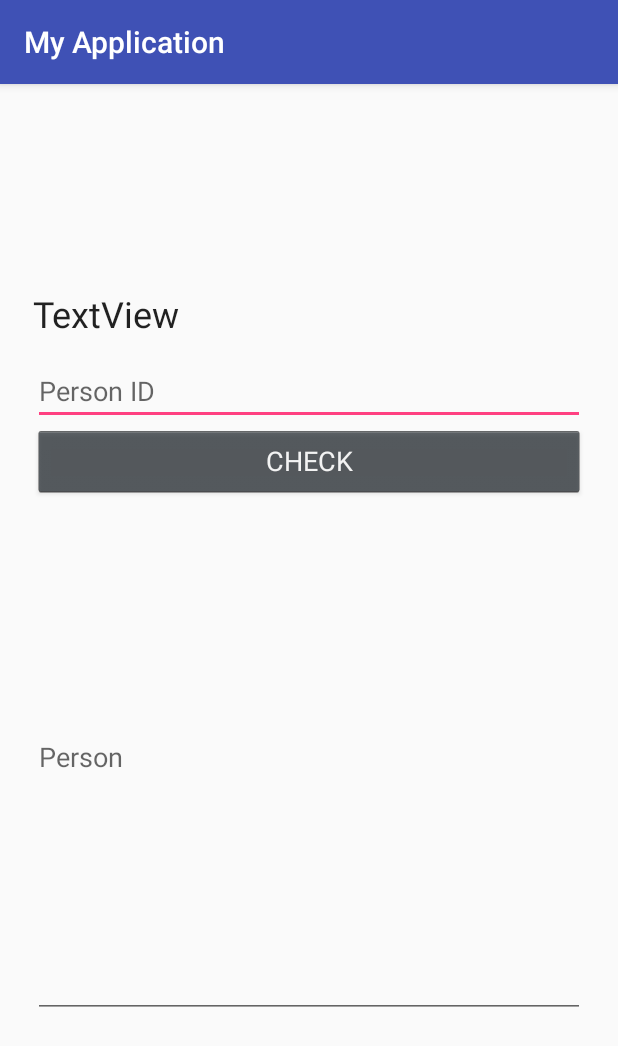
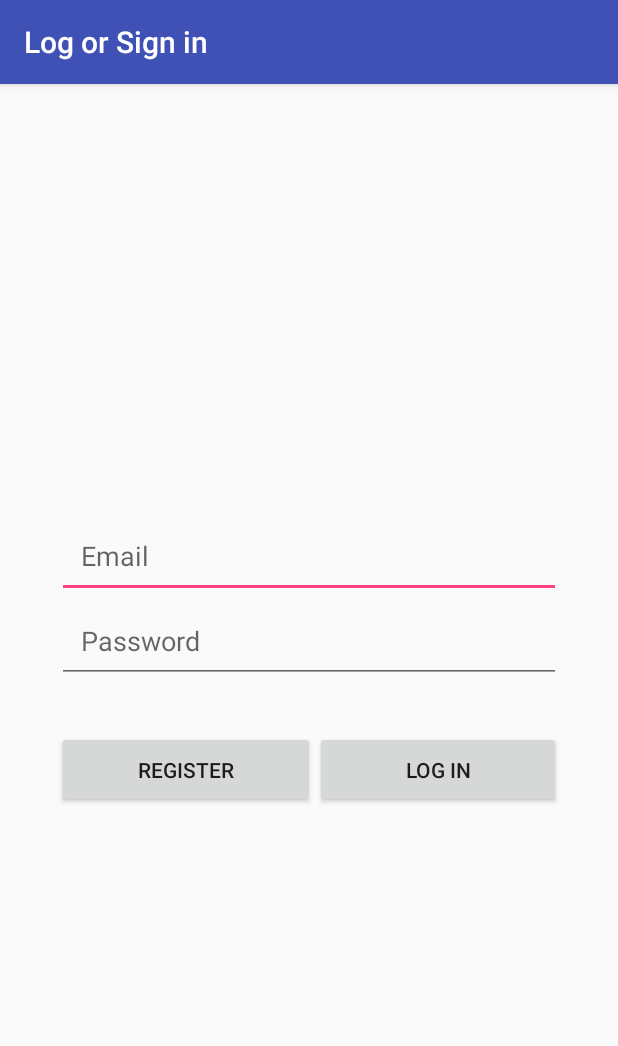
Before and after one commit to gnom666/EqualizerApp, an Android app: the screen it shows after launch (MainActivity before the commit, LogIn after it), on a phone screen of 412 x 824 dp. Shown: the top 1046 px of the screen. Run offline under Robolectric (Android 15) with nearby library versions, the phone set to English and light mode, and no system bars.

Commit message:
Activity navigation tests using Intent. MVC applied to this app.

```diff
--- a/app/build.gradle
+++ b/app/build.gradle
@@ -21,6 +21,7 @@ android {
 }
 
 dependencies {
+    implementation 'com.android.support:design:26.1.0'
     compile 'com.android.volley:volley:1.0.0'
     compile 'com.fasterxml.jackson.core:jackson-core:2.5.3'
     compile 'com.fasterxml.jackson.core:jackson-annotations:2.5.3'
--- a/app/src/main/java/com/example/myapplication/AppController.java
+++ b/app/src/main/java/com/example/myapplication/Controller/AppController.java
@@ -1,4 +1,4 @@
-package com.example.myapplication;
+package com.example.myapplication.Controller;
 
 import android.content.Context;
 import android.support.annotation.NonNull;
--- a/app/src/main/java/com/example/myapplication/Constants.java
+++ b/app/src/main/java/com/example/myapplication/Model/Constants.java
@@ -1,10 +1,13 @@
-package com.example.myapplication;
+package com.example.myapplication.Model;
 
 public final class Constants {
 
     public static String IP_HOME = "192.168.1.109";
-    public static String IP_WORK = "10.22.121.204";
-    public static String URL_UserById = "http://" + IP_WORK + ":9003/people/userbyid/";
+    public static String IP_WORK = "10.23.192.76";
+    public static String IP = IP_WORK;
+    public static String PORT = "9003";
+    public static String URL_UserById = "http://" + IP + ":" + PORT + "/people/userbyid/";
+    public static String URL_UsersList = "http://" + IP + ":" + PORT + "/people/userslist/";
 
     public enum ErrorCode {
         UNKNOWN,
--- a/app/src/main/java/com/example/myapplication/Person.java
+++ b/app/src/main/java/com/example/myapplication/Model/Person.java
@@ -1,4 +1,4 @@
-package com.example.myapplication;
+package com.example.myapplication.Model;
 
 import com.fasterxml.jackson.annotation.JsonInclude;
 import com.fasterxml.jackson.annotation.JsonProperty;
@@ -8,7 +8,7 @@ import java.util.ArrayList;
 import java.util.List;
 
 /**
- * Created by jorgerios on 10/11/17.
+ *
  */
 @JsonInclude(JsonInclude.Include.NON_NULL)
 @JsonPropertyOrder({
--- /dev/null
+++ b/app/src/main/java/com/example/myapplication/View/LogIn.java
@@ -0,0 +1,66 @@
+package com.example.myapplication.View;
+
+import android.content.Intent;
+import android.os.Bundle;
+import android.support.v7.app.AppCompatActivity;
+import android.support.v7.widget.Toolbar;
+import android.util.Log;
+import android.view.View;
+import android.widget.EditText;
+
+import com.example.myapplication.R;
+
+public class LogIn extends AppCompatActivity {
+
+    public EditText userEditText;
+    public EditText passwordEditText;
+    public String user;
+    public String password;
+    int rCode = 20;
+
+    public void loginClick (View view) {
+        user = userEditText.getText().toString();
+        password = passwordEditText.getText().toString();
+        //Log.i("u:p", user + ":" + password);
+        Intent me = getIntent();
+        me.putExtra("user", user);
+        me.putExtra("password", password);
+        setResult(RESULT_OK, me);
+        finish();
+    }
+
+    public void registerClick (View view) {
+        Intent registerIntent = new Intent(getApplicationContext(), Register.class);
+        startActivityForResult(registerIntent, rCode);
+    }
+
+    @Override
+    protected void onCreate(Bundle savedInstanceState) {
+        super.onCreate(savedInstanceState);
+        setContentView(R.layout.activity_log_in);
+        Toolbar toolbar = (Toolbar) findViewById(R.id.toolbar);
+        setSupportActionBar(toolbar);
+
+        userEditText = findViewById(R.id.userEditText);
+        passwordEditText = findViewById(R.id.passwordEditText);
+    }
+
+    @Override
+    protected void onActivityResult(int requestCode, int resultCode, Intent registerIntent) {
+        super.onActivityResult(requestCode, resultCode, registerIntent);
+        if(requestCode == rCode && resultCode == RESULT_OK){
+            Log.i("u:p", registerIntent.getStringExtra("user")
+                    + ":" + registerIntent.getStringExtra("password")
+                    + " " + registerIntent.getStringExtra("firstName")
+                    + " " + registerIntent.getStringExtra("lastName")
+                    + " " + registerIntent.getStringExtra("numpers"));
+            user = registerIntent.getStringExtra("user");
+            password = registerIntent.getStringExtra("password");
+            if (user != null && password != null) {
+                userEditText.setText(user);
+                passwordEditText.setText(password);
+            }
+        }
+    }
+
+}
--- a/app/src/main/java/com/example/myapplication/MainActivity.java
+++ b/app/src/main/java/com/example/myapplication/View/MainActivity.java
@@ -1,11 +1,17 @@
-package com.example.myapplication;
+package com.example.myapplication.View;
 
+import android.content.Intent;
 import android.os.Bundle;
 import android.support.v7.app.AppCompatActivity;
+import android.util.Log;
 import android.view.View;
 import android.widget.Button;
 import android.widget.EditText;
 import android.widget.TextView;
+
+import com.example.myapplication.Controller.PersonServices;
+import com.example.myapplication.Model.Person;
+import com.example.myapplication.R;
 
 public class MainActivity extends AppCompatActivity {
 
@@ -16,6 +22,8 @@ public class MainActivity extends AppCompatActivity {
     EditText editText;
     PersonServices personServices;
     EditText multiLineTextView;
+    int rCode = 10;
+    String token;
 
     public void onCheckClick (View view) {
         try {
@@ -28,12 +36,22 @@ public class MainActivity extends AppCompatActivity {
         editText.setText("");
     }
 
+    public void onAllClick (View view) {
+        Log.i("info" , "pasa por aqui");
+        personServices.usersList(this, multiLineTextView);
+    }
+
     @Override
     protected void onCreate(Bundle savedInstanceState) {
         super.onCreate(savedInstanceState);
         setContentView(R.layout.activity_main);
 
-        personServices = new PersonServices();
+        token = "";
+
+        Intent loginIntent = new Intent(getApplicationContext(), LogIn.class);
+        startActivityForResult(loginIntent, rCode);
+
+/*        personServices = new PersonServices();
         textView = findViewById(R.id.textView);
         editText = findViewById(R.id.idEditText);
         checkButton = findViewById(R.id.checkButton);
@@ -44,7 +62,22 @@ public class MainActivity extends AppCompatActivity {
                 onCheckClick(view);
             }
         });
-        personServices.userById(1, this, textView);
+        personServices.userById(1, this, textView);*/
 
     }
+
+    @Override
+    public void onResume() {
+        super.onResume();
+
+    }
+
+    @Override
+    protected void onActivityResult(int requestCode, int resultCode, Intent loginIntent) {
+        super.onActivityResult(requestCode, resultCode, loginIntent);
+        if(requestCode == rCode && resultCode == RESULT_OK) {
+            Log.i("u:p", loginIntent.getStringExtra("user") + ":" + loginIntent.getStringExtra("password"));
+            finish();
+        }
+    }
 }
--- /dev/null
+++ b/app/src/main/res/layout/activity_log_in.xml
@@ -0,0 +1,25 @@
+<?xml version="1.0" encoding="utf-8"?>
+<android.support.design.widget.CoordinatorLayout xmlns:android="http://schemas.android.com/apk/res/android"
+    xmlns:app="http://schemas.android.com/apk/res-auto"
+    xmlns:tools="http://schemas.android.com/tools"
+    android:layout_width="match_parent"
+    android:layout_height="match_parent"
+    tools:context="com.example.myapplication.View.LogIn">
+
+    <android.support.design.widget.AppBarLayout
+        android:layout_width="match_parent"
+        android:layout_height="wrap_content"
+        android:theme="@style/AppTheme.AppBarOverlay">
+
+        <android.support.v7.widget.Toolbar
+            android:id="@+id/toolbar"
+            android:layout_width="match_parent"
+            android:layout_height="?attr/actionBarSize"
+            android:background="?attr/colorPrimary"
+            app:popupTheme="@style/AppTheme.PopupOverlay" />
+
+    </android.support.design.widget.AppBarLayout>
+
+    <include layout="@layout/content_log_in" />
+
+</android.support.design.widget.CoordinatorLayout>
--- a/app/src/main/res/layout/activity_main.xml
+++ b/app/src/main/res/layout/activity_main.xml
@@ -4,49 +4,6 @@
     xmlns:tools="http://schemas.android.com/tools"
     android:layout_width="match_parent"
     android:layout_height="match_parent"
-    tools:context="com.example.myapplication.MainActivity">
+    tools:context="com.example.myapplication.View.MainActivity">
 
-    <LinearLayout
-        android:layout_width="368dp"
-        android:layout_height="495dp"
-        android:layout_marginBottom="10dp"
-        android:layout_marginEnd="10dp"
-        android:layout_marginStart="10dp"
-        android:layout_marginTop="10dp"
-        android:orientation="vertical"
-        app:layout_constraintBottom_toBottomOf="parent"
-        app:layout_constraintEnd_toEndOf="parent"
-        app:layout_constraintStart_toStartOf="parent"
-        app:layout_constraintTop_toTopOf="parent">
-
-        <TextView
-            android:id="@+id/textView"
-            android:layout_width="match_parent"
-            android:layout_height="45dp"
-            android:text="TextView"
-            android:textAppearance="@style/TextAppearance.AppCompat.Headline" />
-
-        <EditText
-            android:id="@+id/idEditText"
-            android:layout_width="match_parent"
-            android:layout_height="wrap_content"
-            android:ems="10"
-            android:hint="Person ID"
-            android:inputType="number" />
-
-        <Button
-            android:id="@+id/checkButton"
-            style="@android:style/Widget.Holo.Button"
-            android:layout_width="match_parent"
-            android:layout_height="wrap_content"
-            android:text="CHECK" />
-
-        <EditText
-            android:id="@+id/multiLineTextView"
-            android:layout_width="match_parent"
-            android:layout_height="347dp"
-            android:ems="10"
-            android:hint="Person"
-            android:inputType="textMultiLine" />
-    </LinearLayout>
 </android.support.constraint.ConstraintLayout>
--- /dev/null
+++ b/app/src/main/res/layout/content_log_in.xml
@@ -0,0 +1,78 @@
+<?xml version="1.0" encoding="utf-8"?>
+<android.support.constraint.ConstraintLayout xmlns:android="http://schemas.android.com/apk/res/android"
+    xmlns:app="http://schemas.android.com/apk/res-auto"
+    xmlns:tools="http://schemas.android.com/tools"
+    android:layout_width="match_parent"
+    android:layout_height="match_parent"
+    app:layout_behavior="@string/appbar_scrolling_view_behavior"
+    tools:context="com.example.myapplication.View.LogIn"
+    tools:showIn="@layout/activity_log_in">
+
+    <LinearLayout
+        android:layout_width="368dp"
+        android:layout_height="495dp"
+        android:layout_marginBottom="16dp"
+        android:layout_marginEnd="24dp"
+        android:layout_marginStart="24dp"
+        android:layout_marginTop="16dp"
+        android:gravity="center"
+        android:orientation="vertical"
+        app:layout_constraintBottom_toBottomOf="parent"
+        app:layout_constraintEnd_toEndOf="parent"
+        app:layout_constraintStart_toStartOf="parent"
+        app:layout_constraintTop_toTopOf="parent">
+
+        <LinearLayout
+            android:layout_width="match_parent"
+            android:layout_height="wrap_content"
+            android:gravity="center"
+            android:orientation="vertical"
+            android:padding="16dp">
+
+            <EditText
+                android:id="@+id/userEditText"
+                android:layout_width="match_parent"
+                android:layout_height="wrap_content"
+                android:ems="10"
+                android:hint="Email"
+                android:inputType="textEmailAddress"
+                android:padding="16dp" />
+
+            <EditText
+                android:id="@+id/passwordEditText"
+                android:layout_width="match_parent"
+                android:layout_height="wrap_content"
+                android:ems="10"
+                android:hint="Password"
+                android:inputType="textPassword"
+                android:padding="16dp" />
+        </LinearLayout>
+
+        <LinearLayout
+            android:layout_width="match_parent"
+            android:layout_height="wrap_content"
+            android:gravity="center"
+            android:orientation="horizontal"
+            android:padding="16dp">
+
+            <Button
+                android:id="@+id/registerButton"
+                android:layout_width="wrap_content"
+                android:layout_height="wrap_content"
+                android:layout_weight="1"
+                android:onClick="registerClick"
+                android:padding="16dp"
+                android:text="Register" />
+
+            <Button
+                android:id="@+id/logButton"
+                android:layout_width="wrap_content"
+                android:layout_height="wrap_content"
+                android:layout_weight="1"
+                android:onClick="loginClick"
+                android:padding="16dp"
+                android:text="Log In" />
+        </LinearLayout>
+
+    </LinearLayout>
+</android.support.constraint.ConstraintLayout>
--- /dev/null
+++ b/app/src/main/res/values/dimens.xml
@@ -0,0 +1,3 @@
+<resources>
+    <dimen name="fab_margin">16dp</dimen>
+</resources>
--- a/app/src/main/res/values/strings.xml
+++ b/app/src/main/res/values/strings.xml
@@ -1,3 +1,5 @@
 <resources>
     <string name="app_name">My Application</string>
+    <string name="title_activity_log_in">Log or Sign in</string>
+    <string name="title_activity_register">Register</string>
 </resources>
--- a/app/src/main/res/values/styles.xml
+++ b/app/src/main/res/values/styles.xml
@@ -8,4 +8,13 @@
         <item name="colorAccent">@color/colorAccent</item>
     </style>
 
+    <style name="AppTheme.NoActionBar">
+        <item name="windowActionBar">false</item>
+        <item name="windowNoTitle">true</item>
+    </style>
+
+    <style name="AppTheme.AppBarOverlay" parent="ThemeOverlay.AppCompat.Dark.ActionBar" />
+
+    <style name="AppTheme.PopupOverlay" parent="ThemeOverlay.AppCompat.Light" />
+
 </resources>
```
Also changed, not shown: app/src/main/AndroidManifest.xml (+10 -2 lines), app/src/main/java/com/example/myapplication/Controller/PersonServices.java (renamed from app/src/main/java/com/example/myapplication/PersonServices.java, +48 -11 lines), app/src/main/java/com/example/myapplication/Model/Error.java (renamed from app/src/main/java/com/example/myapplication/Error.java, +5 -7 lines), app/src/main/java/com/example/myapplication/Model/Event.java (added, +89 -0 lines), app/src/main/java/com/example/myapplication/View/Register.java (added, +98 -0 lines), app/src/main/res/layout/activity_register.xml (added, +25 -0 lines), app/src/main/res/layout/content_register.xml (added, +108 -0 lines).
